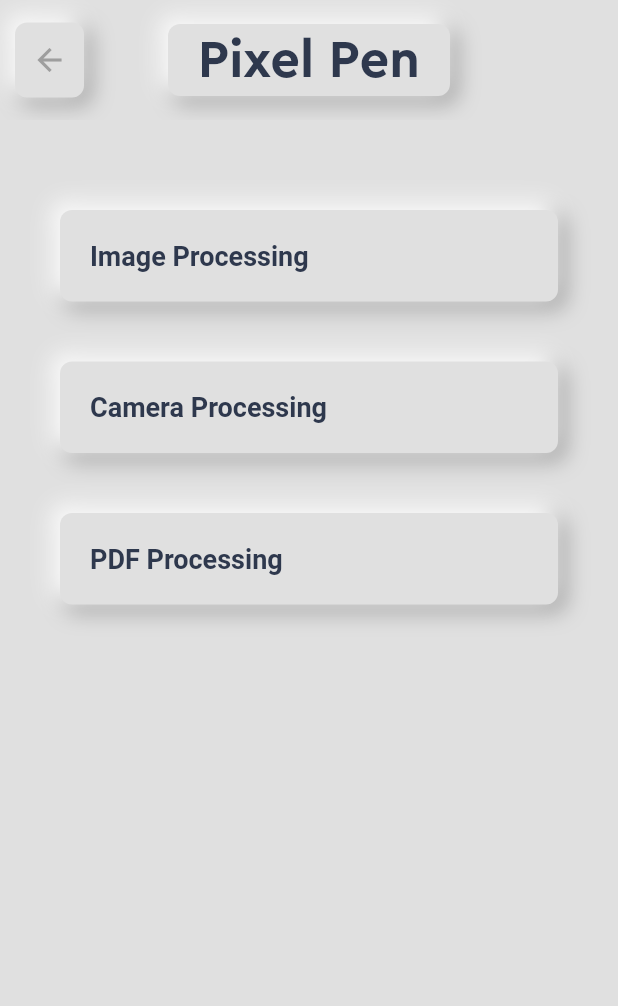
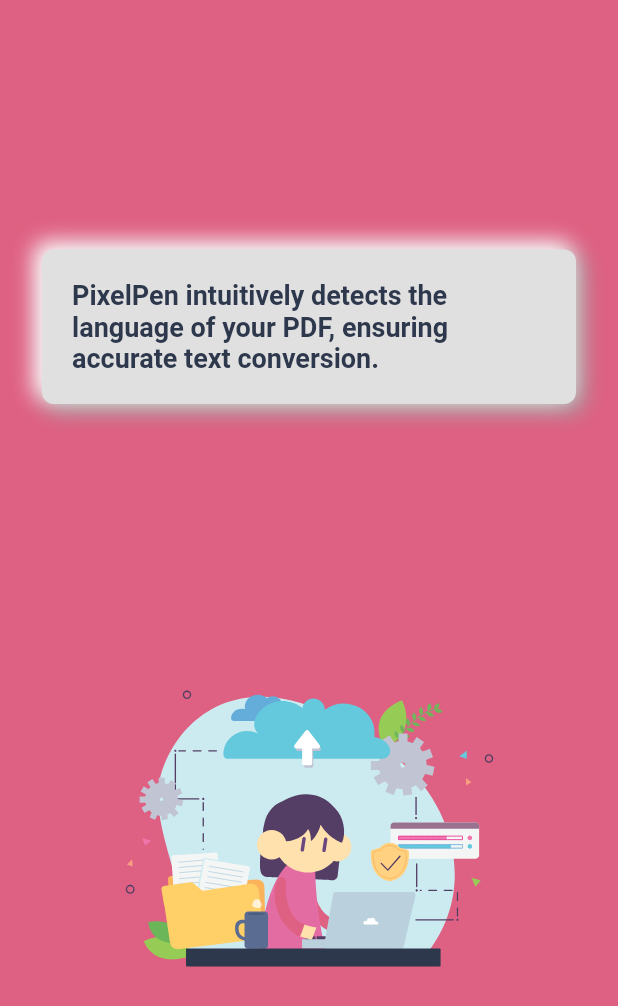
Before and after one commit to deepanshu-rajput-git/Pixel-Pen, a Flutter app: the screen it shows after launch, after a tap on "Let's Explore..", on a phone screen of 412 x 824 dp. Shown: the top 1006 px of the screen. Run offline on Flutter 3.47's test engine with Material 2 defaults, Android fonts, the phone set to English and light mode, and no system bars; drawn by our look-alikes of liquid_swipe; our stand-ins replace animate_do, camera, file_picker, get, liquid_progress_indicator_v2, lottie and 1 more; missing offline and left inert: clipboard, google_mlkit_text_recognition, lecle_downloads_path_provider, syncfusion_flutter_pdf, syncfusion_flutter_pdfviewer.

Commit message:
Home Page and Main Icon Discarded

```diff
--- a/lib/HomePage.dart
+++ /dev/null
@@ -1,81 +0,0 @@
-import 'package:flutter/material.dart';
-import 'package:pixel_pen/utils/colors.dart';
-import 'package:pixel_pen/widgets/AppBar.dart';
-import 'package:pixel_pen/widgets/ImageScanner.dart';
-import 'package:pixel_pen/widgets/MainButton.dart';
-import 'package:pixel_pen/widgets/PdfScanner.dart';
-import 'package:pixel_pen/widgets/TextScanner.dart';
-
-class HomePage extends StatefulWidget {
-  const HomePage({super.key});
-
-  @override
-  State<HomePage> createState() => _HomePageState();
-}
-
-class _HomePageState extends State<HomePage> {
-  @override
-  Widget build(BuildContext context) {
-    // This method is rerun every time setState is called, for instance as done
-    // by the _incrementCounter method above.
-    return Scaffold(
-      backgroundColor: AppColors.backgroundColor,
-      appBar: MyAppBar(),
-      body: SingleChildScrollView(
-        child: Padding(
-          padding: const EdgeInsets.symmetric(horizontal: 20, vertical: 10),
-          child: Column(
-              mainAxisAlignment: MainAxisAlignment.spaceEvenly,
-              crossAxisAlignment: CrossAxisAlignment.stretch,
-              children: <Widget>[
-                const SizedBox(height: 30),
-                MainButton(
-                    child: const Text(
-                      "Image Processing",
-                      style: TextStyle(
-                          fontWeight: FontWeight.bold,
-                          fontSize: 18,
-                          color: AppColors.titleColor),
-                    ),
-                    onPressed: () {
-                      Navigator.push(
-                          context,
-                          MaterialPageRoute(
-                              builder: (context) => const ImageScanner()));
-                    }),
-                MainButton(
-                  child: const Text(
-                    "Camera Processing",
-                    style: TextStyle(
-                        fontWeight: FontWeight.bold,
-                        fontSize: 18,
-                        color: AppColors.titleColor),
-                  ),
-                  onPressed: () {
-                    Navigator.push(
-                        context,
-                        MaterialPageRoute(
-                            builder: (context) => const TextScanner()));
-                  },
-                ),
-                MainButton(
-                  child: const Text(
-                    "PDF Processing",
-                    style: TextStyle(
-                        fontWeight: FontWeight.bold,
-                        fontSize: 18,
-                        color: AppColors.titleColor),
-                  ),
-                  onPressed: () {
-                    Navigator.push(
-                        context,
-                        MaterialPageRoute(
-                            builder: (context) => const PdfScanner()));
-                  },
-                )
-              ]),
-        ),
-      ),
-    );
-  }
-}
--- /dev/null
+++ b/lib/HomeScreen.dart
@@ -0,0 +1,133 @@
+import 'package:flutter/material.dart';
+import 'package:liquid_swipe/liquid_swipe.dart';
+import 'package:lottie/lottie.dart';
+import 'package:pixel_pen/utils/colors.dart';
+import 'package:pixel_pen/widgets/ImageScanner.dart';
+import 'package:pixel_pen/widgets/MainButton.dart';
+import 'package:pixel_pen/widgets/PdfScanner.dart';
+import 'package:pixel_pen/widgets/TextScanner.dart';
+
+class HomeScreen extends StatelessWidget {
+  HomeScreen({super.key});
+
+  @override
+  Widget build(BuildContext context) {
+    return MaterialApp(
+      debugShowCheckedModeBanner: false,
+      home: Scaffold(
+        body: LiquidSwipe(
+          pages: pages,
+        ),
+      ),
+    );
+  }
+
+  final pages = [
+    Container(
+      color: AppColors.mainColor,
+      child: Padding(
+        padding: const EdgeInsets.all(8.0),
+        child: Column(
+          mainAxisAlignment: MainAxisAlignment.spaceEvenly,
+          children: [
+            Container(
+              child: Builder(
+                builder: (context) => MainButton(
+                  child: const Text(
+                    "PixelPen intuitively detects the language of your PDF, ensuring accurate text conversion.",
+                    style: TextStyle(
+                      fontWeight: FontWeight.bold,
+                      fontSize: 18,
+                      color: AppColors.titleColor,
+                    ),
+                  ),
+                  onPressed: () {
+                    Navigator.push(
+                      context,
+                      MaterialPageRoute(
+                        builder: (context) => const PdfScanner(),
+                      ),
+                    );
+                  },
+                ),
+              ),
+            ),
+            Center(
+              child: Lottie.asset('assets/SplashScanner.json',
+                  width: 300, height: 250),
+            ),
+          ],
+        ),
+      ),
+    ),
+    Container(
+      color: Color.fromARGB(255, 210, 242, 68),
+      child: Column(
+        mainAxisAlignment: MainAxisAlignment.spaceEvenly,
+        children: [
+          Container(
+            child: Builder(
+              builder: (context) => MainButton(
+                child: const Text(
+                  "Image Processing",
+                  style: TextStyle(
+                    fontWeight: FontWeight.bold,
+                    fontSize: 18,
+                    color: AppColors.titleColor,
+                  ),
+                ),
+                onPressed: () {
+                  Navigator.push(
+                    context,
+                    MaterialPageRoute(
+                      builder: (context) => const ImageScanner(),
+                    ),
+                  );
+                },
+              ),
+            ),
+          ),
+          Center(
+            child: Lottie.asset('assets/SplashScanner.json',
+                width: 300, height: 250),
+          ),
+        ],
+      ),
+    ),
+    Container(
+      color: Color.fromARGB(255, 131, 220, 230),
+      child: Column(
+        mainAxisAlignment: MainAxisAlignment.spaceEvenly,
+        children: [
+          Container(
+            // color: Color.fromARGB(255, 210, 242, 68),
+            child: Builder(
+              builder: (context) => MainButton(
+                child: const Text(
+                  "Camera Processing",
+                  style: TextStyle(
+                    fontWeight: FontWeight.bold,
+                    fontSize: 18,
+                    color: AppColors.titleColor,
+                  ),
+                ),
+                onPressed: () {
+                  Navigator.push(
+                    context,
+                    MaterialPageRoute(
+                      builder: (context) => const TextScanner(),
+                    ),
+                  );
+                },
+              ),
+            ),
+          ),
+          Center(
+            child: Lottie.asset('assets/SplashScanner.json',
+                width: 300, height: 250),
+          ),
+        ],
+      ),
+    ),
+  ];
+}
--- a/lib/SplashPage.dart
+++ b/lib/SplashPage.dart
@@ -1,6 +1,8 @@
 import 'dart:async';
 import 'package:flutter/material.dart';
 import 'package:lottie/lottie.dart';
+import 'package:pixel_pen/HomePage.dart';
+import 'package:pixel_pen/HomeScreen.dart';
 import 'package:pixel_pen/WelcomePage.dart';
 
 class SplashScreen extends StatefulWidget {
@@ -32,7 +34,7 @@ class _SplashScreenState extends State<SplashScreen>
 
   void navigateToNextScreen() {
     Navigator.of(context).pushReplacement(
-      MaterialPageRoute(builder: (context) => const WelcomePage()),
+      MaterialPageRoute(builder: (context) => WelcomePage()),
     );
   }
 
--- a/lib/WelcomePage.dart
+++ b/lib/WelcomePage.dart
@@ -1,6 +1,7 @@
 import 'package:animate_do/animate_do.dart';
 import 'package:flutter/material.dart';
 import 'package:pixel_pen/HomePage.dart';
+import 'package:pixel_pen/HomeScreen.dart';
 import 'package:pixel_pen/utils/colors.dart';
 import 'package:pixel_pen/widgets/FeatureBox.dart';
 import 'package:pixel_pen/widgets/MainButton.dart';
@@ -26,7 +27,7 @@ class _WelcomePageState extends State<WelcomePage> {
           duration: Duration(milliseconds: 2000),
           child: Container(
             decoration: BoxDecoration(
-                color: AppColors.backgroundColor!,
+                color: AppColors.mainColor!,
                 borderRadius: BorderRadius.circular(8),
                 boxShadow: [
                   BoxShadow(
@@ -152,8 +153,8 @@ class _WelcomePageState extends State<WelcomePage> {
                 children: [
                   SlideInLeft(
                     delay: Duration(milliseconds: start),
-                    child: const FeatureBox(
-                      color: Color.fromRGBO(165, 231, 244, 1),
+                    child: FeatureBox(
+                      color: AppColors.mainColor3.withOpacity(1),
                       headerText: 'Preserve Text Formatting',
                       descriptionText:
                           'PixelPen maintains the original text formatting, ensuring your Word file looks just like the PDF.',
@@ -161,8 +162,8 @@ class _WelcomePageState extends State<WelcomePage> {
                   ),
                   SlideInLeft(
                     delay: Duration(milliseconds: start + 2 * delay),
-                    child: const FeatureBox(
-                      color: Color.fromRGBO(157, 202, 235, 1),
+                    child: FeatureBox(
+                      color: AppColors.mainColor.withOpacity(1),
                       headerText: 'Effortless PDF-to-Word Conversion',
                       descriptionText:
                           'PixelPen intuitively detects the language of your PDF, ensuring accurate text conversion.',
@@ -179,8 +180,8 @@ class _WelcomePageState extends State<WelcomePage> {
                   ),
                   SlideInLeft(
                     delay: Duration(milliseconds: start + 4 * delay),
-                    child: const FeatureBox(
-                      color: Color.fromRGBO(162, 238, 239, 1),
+                    child: FeatureBox(
+                      color: AppColors.mainColor2.withOpacity(0.9),
                       headerText: 'Efficient Batch Processing',
                       descriptionText:
                           'Batch process multiple files at once, saving you time and effort.Easily view and download the processed Word files to your local device for convenience.',
@@ -200,7 +201,7 @@ class _WelcomePageState extends State<WelcomePage> {
               onPressed: () {
                 Navigator.push(
                   context,
-                  MaterialPageRoute(builder: (context) => const HomePage()),
+                  MaterialPageRoute(builder: (context) => HomeScreen()),
                 );
               },
             ),
--- a/lib/main.dart
+++ b/lib/main.dart
@@ -1,6 +1,7 @@
 import 'package:flutter/material.dart';
 import 'package:get/get.dart';
 import 'package:pixel_pen/SplashPage.dart';
+import 'package:pixel_pen/utils/colors.dart';
 
 Future<void> main() async {
   WidgetsFlutterBinding
@@ -13,9 +14,13 @@ class MyApp extends StatelessWidget {
 
   @override
   Widget build(BuildContext context) {
-    return const GetMaterialApp(
+    return GetMaterialApp(
       debugShowCheckedModeBanner: false,
       title: 'Pixel Pen',
+      theme: ThemeData(
+          primaryColor: AppColors.mainColor,
+          secondaryHeaderColor: AppColors.mainColor2,
+          scaffoldBackgroundColor: AppColors.mainColor),
       home: SplashScreen(),
       // home: ResultScrSeen(text: "Hello Deepanshu"),
       // home: PdfScanner(),
--- a/lib/utils/colors.dart
+++ b/lib/utils/colors.dart
@@ -1,7 +1,9 @@
 import 'package:flutter/material.dart';
 
 class AppColors {
-  static const Color mainColor = Color(0xffd31d4d);
+  static const Color mainColor = Color.fromARGB(255, 222, 96, 130);
+  static const Color mainColor2 = Color.fromARGB(255, 210, 242, 68);
+  static const Color mainColor3 = Color.fromARGB(255, 131, 220, 230);
   static Color? backgroundColor = Colors.grey[300];
   static Color? darkColor = Colors.grey[500];
   static const Color titleColor = Color(0xff2e384d);
--- a/lib/widgets/AppBar.dart
+++ b/lib/widgets/AppBar.dart
@@ -22,7 +22,7 @@ class MyAppBar extends StatelessWidget implements PreferredSizeWidget {
           decoration: BoxDecoration(
             borderRadius: BorderRadius.circular(8),
             shape: BoxShape.rectangle, // Use a circular shape for the button
-            color: AppColors.backgroundColor,
+            color: AppColors.backgroundColor!,
             boxShadow: [
               BoxShadow(
                 color: AppColors.darkColor!,
@@ -55,7 +55,7 @@ class MyAppBar extends StatelessWidget implements PreferredSizeWidget {
         duration: const Duration(milliseconds: 2000),
         child: Container(
           decoration: BoxDecoration(
-              color: AppColors.backgroundColor!,
+              color: AppColors.mainColor!,
               borderRadius: BorderRadius.circular(8),
               boxShadow: [
                 BoxShadow(
```
Also changed, not shown: lib/widgets/MainIconButton.dart (deleted, +0 -53 lines), assets/imageAni.json.
